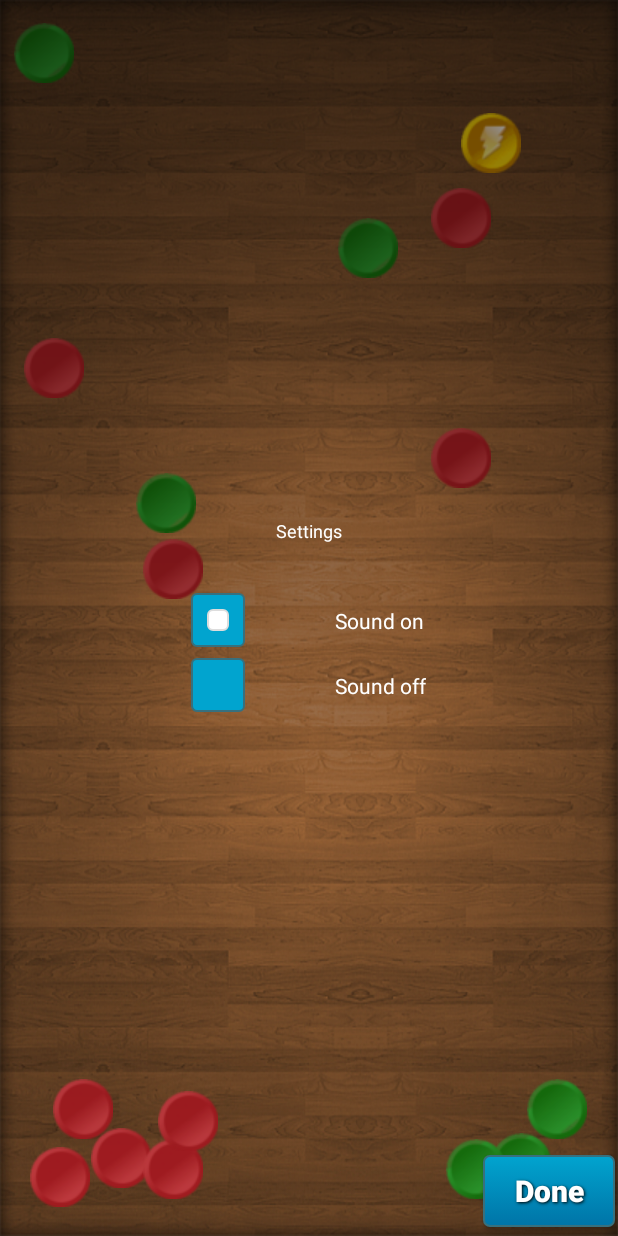
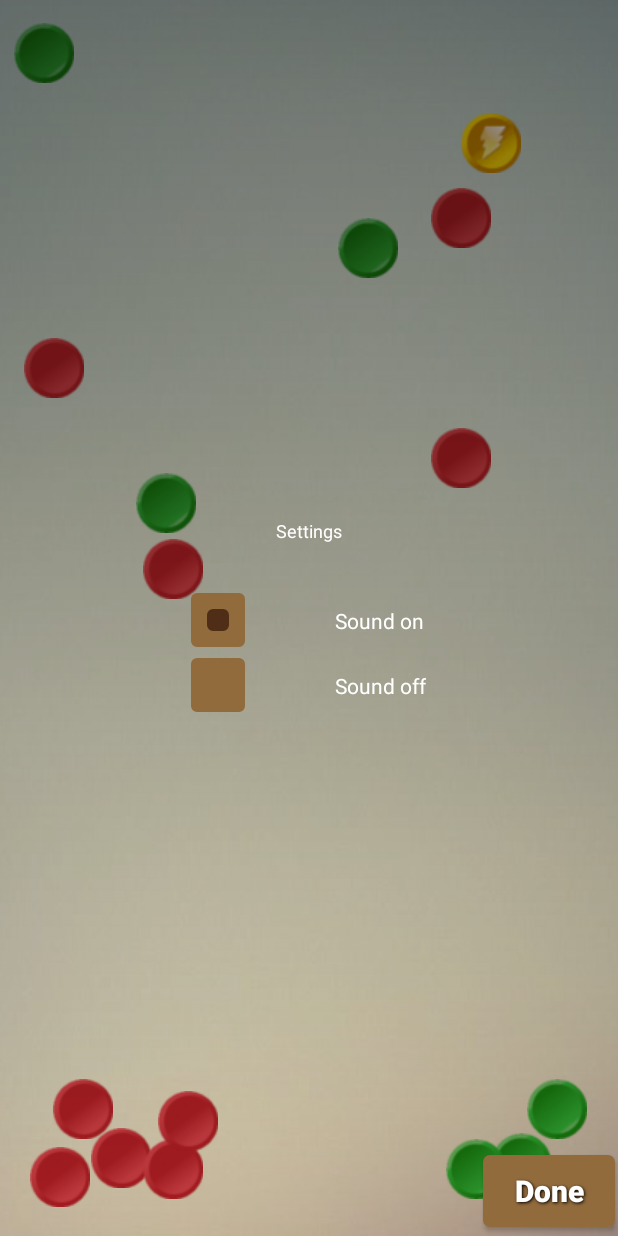
Before and after one commit to ihassantariq/ConnectFourGame, an Android app: the SettingsActivity screen opened directly, with no data from a screen before it, on a phone screen of 412 x 824 dp. Run offline under Robolectric (Android 15) with nearby library versions, the phone set to English and light mode, and no system bars.

Commit message:
change the design..

```diff
--- a/app/src/main/java/com/convension/connectfour/views/GameView.java
+++ b/app/src/main/java/com/convension/connectfour/views/GameView.java
@@ -410,7 +410,7 @@ public class GameView extends FrameLayout implements View.OnTouchListener, IOnUn
         dialog.setContentView(R.layout.gameover);
         TextView tV = (TextView)dialog.findViewById(R.id.gameover_msg);
         tV.setText(s);
-        dialog.setCancelable(true);
+        dialog.setCancelable(false);
         final GameView gV = this;
         Button undoButton = (Button) dialog.findViewById(R.id.over_undo);
         ((Button) dialog.findViewById(R.id.over_restart)).setOnClickListener(new OnClickListener() {
--- a/app/src/main/res/drawable-small/greenbutton.xml
+++ b/app/src/main/res/drawable-small/greenbutton.xml
@@ -3,10 +3,10 @@
     <item android:state_pressed="true" >
         <shape>
             <solid
-                android:color="#01a4cf" />
+                android:color="@color/wood_medlight" />
             <stroke
                 android:width="1dp"
-                android:color="#37707e" />
+                android:color="@color/wood_medlight" />
             <corners
                 android:radius="3dp" />
             <padding
@@ -41,12 +41,12 @@
     <item>
         <shape>
             <gradient
-                android:startColor="#01a4cf"
-                android:endColor="#0074a7"
+                android:startColor="@color/wood_medlight"
+                android:endColor="@color/wood_medlight"
                 android:angle="270" />
             <stroke
                 android:width="1dp"
-                android:color="#37707e" />
+                android:color="@color/wood_medlight" />
             <corners
                 android:radius="4dp" />
             <padding
--- a/app/src/main/res/drawable-small/radio_sel.xml
+++ b/app/src/main/res/drawable-small/radio_sel.xml
@@ -4,10 +4,10 @@
     	 <shape>
     	 <size android:width="16dp" android:height="16dp"/>
             <solid
-                android:color="#01a4cf" />
+                android:color="@color/wood_medlight" />
             <stroke
                 android:width="1dp"
-                android:color="#37707e" />
+                android:color="@color/wood_medlight" />
             <corners
                 android:radius="2dp" />
 
@@ -19,10 +19,10 @@
      	<shape>
 
             <solid
-                android:color="#fff" />
+                android:color="@color/wood_dark" />
             <stroke
                 android:width="1dp"
-                android:color="#ddd" />
+                android:color="@color/wood_dark" />
             <corners
                 android:radius="1dp" />
 
--- a/app/src/main/res/drawable-small/radio_unsel.xml
+++ b/app/src/main/res/drawable-small/radio_unsel.xml
@@ -4,10 +4,10 @@
     	 <shape>
     	 <size android:width="16dp" android:height="16dp"/>
             <solid
-                android:color="#01a4cf" />
+                android:color="@color/wood_medlight" />
             <stroke
                 android:width="1dp"
-                android:color="#37707e" />
+                android:color="@color/wood_medlight" />
             <corners
                 android:radius="2dp" />
 
--- a/app/src/main/res/drawable/greenbutton.xml
+++ b/app/src/main/res/drawable/greenbutton.xml
@@ -3,10 +3,10 @@
     <item android:state_pressed="true" >
         <shape>
             <solid
-                android:color="#01a4cf" />
+                android:color="@color/wood_medlight" />
             <stroke
                 android:width="1dp"
-                android:color="#37707e" />
+                android:color="@color/wood_medlight" />
             <corners
                 android:radius="3dp" />
             <padding
@@ -41,12 +41,12 @@
     <item>
         <shape>
             <gradient
-                android:startColor="#01a4cf"
-                android:endColor="#0074a7"
+                android:startColor="@color/wood_medlight"
+                android:endColor="@color/wood_medlight"
                 android:angle="270" />
             <stroke
                 android:width="1dp"
-                android:color="#37707e" />
+                android:color="@color/wood_medlight" />
             <corners
                 android:radius="4dp" />
             <padding
--- a/app/src/main/res/drawable/radio_sel.xml
+++ b/app/src/main/res/drawable/radio_sel.xml
@@ -4,10 +4,10 @@
     	 <shape>
     	 <size android:width="36dp" android:height="36dp"/>
             <solid
-                android:color="#01a4cf" />
+                android:color="@color/wood_medlight" />
             <stroke
                 android:width="1dp"
-                android:color="#37707e" />
+                android:color="@color/wood_medlight" />
             <corners
                 android:radius="3dp" />
 
@@ -19,10 +19,10 @@
      	<shape>
             <size android:width="10dp" android:height="10dp"/>
             <solid
-                android:color="#fff" />
+                android:color="@color/wood_dark" />
             <stroke
                 android:width="1dp"
-                android:color="#ddd" />
+                android:color="@color/wood_dark" />
             <corners
                 android:radius="3dp" />
 
--- a/app/src/main/res/drawable/radio_unsel.xml
+++ b/app/src/main/res/drawable/radio_unsel.xml
@@ -4,10 +4,10 @@
     	 <shape>
     	 <size android:width="36dp" android:height="36dp"/>
             <solid
-                android:color="#01a4cf" />
+                android:color="@color/wood_medlight" />
             <stroke
                 android:width="1dp"
-                android:color="#37707e" />
+                android:color="@color/wood_medlight" />
             <corners
                 android:radius="3dp" />
           <!--    <padding
--- a/app/src/main/res/layout/restart.xml
+++ b/app/src/main/res/layout/restart.xml
@@ -1,7 +1,9 @@
 <?xml version="1.0" encoding="utf-8"?>
 <LinearLayout xmlns:android="http://schemas.android.com/apk/res/android"
- android:layout_width="wrap_content" android:layout_height="wrap_content"
- android:orientation="vertical" android:padding="7dp"
+ android:layout_width="wrap_content"
+			  android:layout_height="wrap_content"
+ android:orientation="vertical"
+			  android:padding="7dp"
   android:layout_gravity="center"
  android:gravity="center"
  >
--- a/app/src/main/res/values/color.xml
+++ b/app/src/main/res/values/color.xml
@@ -4,7 +4,7 @@
 	<color name="wood_dark">#502D17</color>
 	<color name="wood_medlight">#926B3D</color>
 	<color name="wood_meddark">#6A4626</color>
-	<color name="link">#0099FF</color>
+	<color name="link">#000000</color>
 	<color name="black">#000000</color>
 	<color name="white">#FFFFFF</color>
 </resources>
--- a/app/src/main/res/values/styles.xml
+++ b/app/src/main/res/values/styles.xml
@@ -59,7 +59,7 @@
 
 
     <style name="MyDialog" parent="@android:style/Theme.Dialog">
-        <item name="android:background">#034F70</item>
+        <item name="android:background">@color/wood_dark</item>
          <item name="android:layout_width">wrap_content</item>
          <item name="android:layout_height">wrap_content</item>
          <item name="android:padding">4dp</item>
@@ -170,7 +170,7 @@
 	<style name="Blurb">
 		<item name="android:layout_width">wrap_content</item>
 		<item name="android:layout_height">wrap_content</item>
-		<item name="android:textColor">@color/BlurbColor</item>
+		<item name="android:textColor">@color/wood_meddark</item>
 	</style>
 
 	<style name="GameBlurb" parent="@style/Blurb">
```
Also changed, not shown: app/src/main/res/drawable-xhdpi/button_default.9.png (deleted), app/src/main/res/drawable-xhdpi/button_focused.9.png (deleted), app/src/main/res/drawable-xhdpi/button_pressed.9.png (deleted), app/src/main/res/drawable/board.png, app/src/main/res/drawable/boarddemo.png, app/src/main/res/drawable/button_default.png (added), app/src/main/res/drawable/button_focused.png (added), app/src/main/res/drawable/button_pressed.png (added), app/src/main/res/drawable/wood.png.
